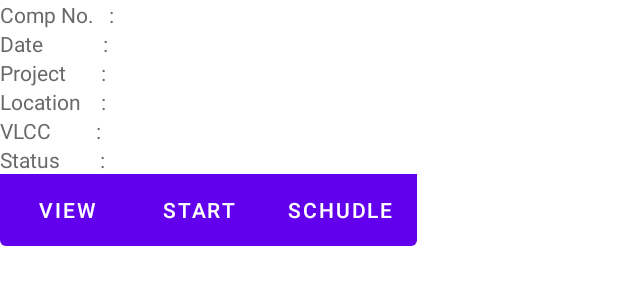
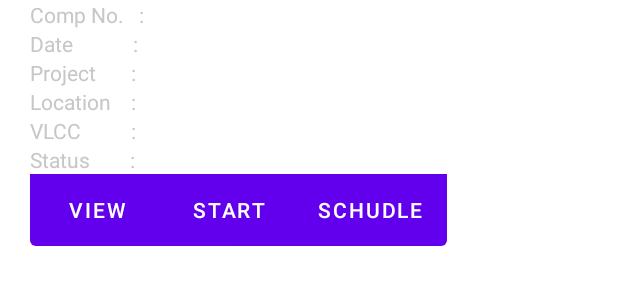
Before and after one commit to nencymodi15/MyProject, an Android app: the layout item_comresolve.xml on its own in the app's theme, with its tools: preview values and no code run, on a phone screen of 412 x 824 dp. Shown: the top 300 px of the screen. Run offline under Robolectric (Android 15) with nearby library versions, the phone set to English and light mode, and no system bars.

Commit message:
fifth commit for comorwsolve fragment home mobile_navigtion

```diff
--- a/app/src/main/res/layout/comoresolve_fragment.xml
+++ b/app/src/main/res/layout/comoresolve_fragment.xml
@@ -1,5 +1,5 @@
 <?xml version="1.0" encoding="utf-8"?>
-<FrameLayout xmlns:android="http://schemas.android.com/apk/res/android"
+<ScrollView xmlns:android="http://schemas.android.com/apk/res/android"
     xmlns:tools="http://schemas.android.com/tools"
     android:layout_width="match_parent"
     android:layout_height="match_parent"
@@ -9,4 +9,4 @@
         android:layout_width="wrap_content"
         android:layout_height="wrap_content"/>
 
-</FrameLayout>
+</ScrollView>
--- a/app/src/main/res/layout/item_comresolve.xml
+++ b/app/src/main/res/layout/item_comresolve.xml
@@ -1,5 +1,5 @@
 <?xml version="1.0" encoding="utf-8"?>
-<androidx.constraintlayout.widget.ConstraintLayout
+<LinearLayout
     xmlns:android="http://schemas.android.com/apk/res/android"
     xmlns:tools="http://schemas.android.com/tools"
     android:layout_width="match_parent"
@@ -21,7 +21,7 @@
                     android:layout_width="wrap_content"
                     android:layout_height="wrap_content"
                     android:text="Comp No.   :"
-                    android:textColor="@color/colorPrimary"/>
+                    android:textColor="#C8C7C7"/>
                 <TextView
                     android:id="@+id/comp_no"
                     android:text=""
@@ -36,7 +36,7 @@
                     android:layout_width="wrap_content"
                     android:layout_height="wrap_content"
                     android:text="Date            :"
-                    android:textColor="@color/colorPrimary"/>
+                    android:textColor="#C8C7C7"/>
                 <TextView
                     android:id="@+id/c_date"
                     android:text=""
@@ -51,7 +51,7 @@
                     android:layout_width="wrap_content"
                     android:layout_height="wrap_content"
                     android:text="Project       :"
-                    android:textColor="@color/colorPrimary"/>
+                    android:textColor="#C8C7C7"/>
                 <TextView
                     android:id="@+id/c_project"
                     android:text=""
@@ -66,7 +66,7 @@
                     android:layout_width="wrap_content"
                     android:layout_height="wrap_content"
                     android:text="Location    :"
-                    android:textColor="@color/colorPrimary"/>
+                    android:textColor="#C8C7C7"/>
                 <TextView
                     android:id="@+id/c_location"
                     android:text=""
@@ -80,8 +80,8 @@
                 <TextView
                     android:layout_width="wrap_content"
                     android:layout_height="wrap_content"
-                    android:text="VLCC         :"
-                    android:textColor="@color/colorPrimary"/>
+                    android:text="VLCC          :"
+                    android:textColor="#C8C7C7"/>
                 <TextView
                     android:id="@+id/c_vlcc"
                     android:text=""
@@ -96,7 +96,7 @@
                     android:layout_width="wrap_content"
                     android:layout_height="wrap_content"
                     android:text="Status        :"
-                    android:textColor="@color/colorPrimary"/>
+                    android:textColor="#C8C7C7"/>
                 <TextView
                     android:id="@+id/c_status"
                     android:text=""
@@ -111,21 +111,21 @@
                     android:layout_width="wrap_content"
                     android:layout_height="wrap_content"
                     android:text="VIEW"
-                    android:background="@color/colorPrimary"/>
+                    android:background="#C8C7C7"/>
                 <Button
                     android:layout_width="wrap_content"
                     android:layout_height="wrap_content"
                     android:text="START"
-                    android:background="@color/colorPrimary"/>
+                    android:background="#C8C7C7"/>
                 <Button
                     android:layout_width="wrap_content"
                     android:layout_height="wrap_content"
                     android:text="SCHUDLE"
-                    android:background="@color/colorPrimary"/>
+                    android:background="#C8C7C7"/>
             </LinearLayout>
 
         </LinearLayout>
 
     </com.google.android.material.card.MaterialCardView>
 
-</androidx.constraintlayout.widget.ConstraintLayout>
+</LinearLayout>
```
